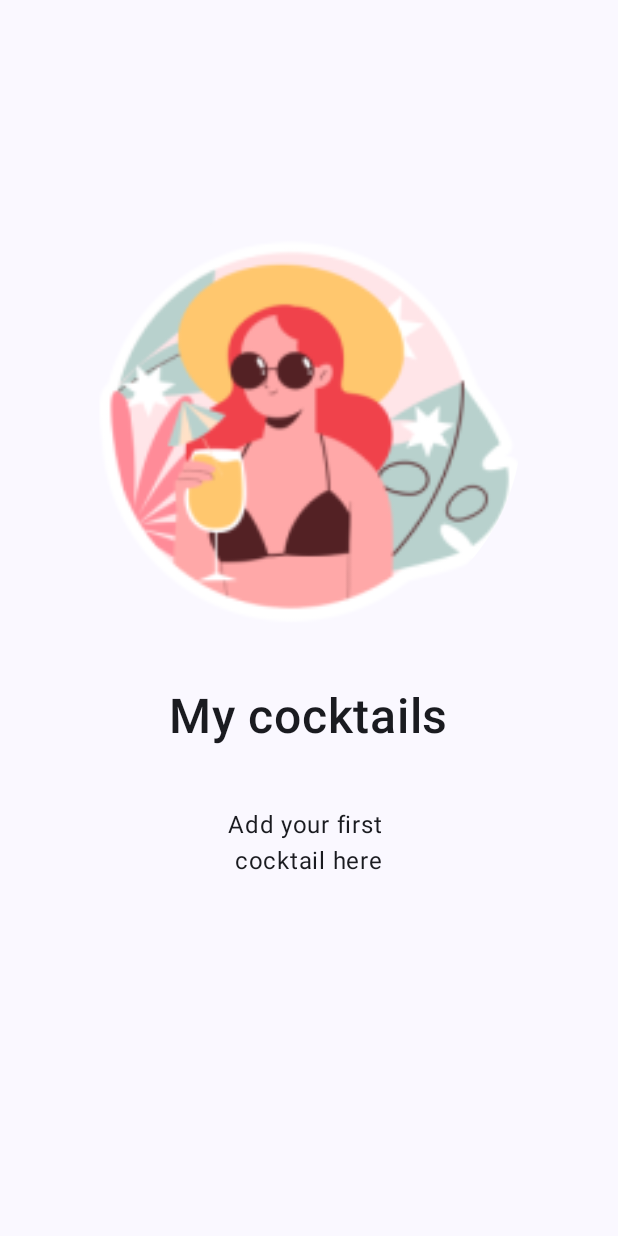
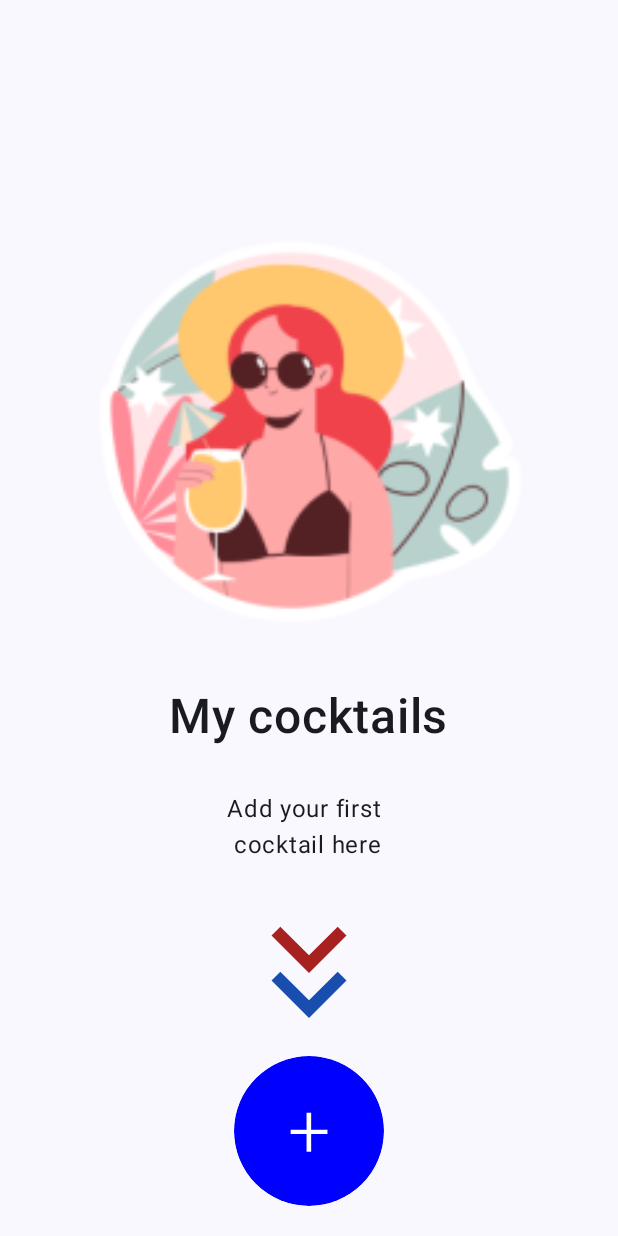
Before and after one commit to m6129/surf8, an Android app built with Jetpack Compose: the screen it shows after launch (MainActivity), on a phone screen of 412 x 824 dp. Run offline under Robolectric (Android 15) with nearby library versions, the light colour scheme and no system bars.

Commit message:
макет стартовой страницы без коктелей готов, стрелку бы поменять

```diff
--- a/app/src/main/java/com/example/surf8/MainActivity.kt
+++ b/app/src/main/java/com/example/surf8/MainActivity.kt
@@ -4,12 +4,16 @@ import android.os.Bundle
 import androidx.activity.ComponentActivity
 import androidx.activity.compose.setContent
 import androidx.compose.foundation.Image
+import androidx.compose.foundation.background
 import androidx.compose.foundation.layout.Box
 
 import androidx.compose.foundation.layout.fillMaxSize
 import androidx.compose.foundation.layout.padding
 import androidx.compose.foundation.layout.size
 import androidx.compose.foundation.shape.CircleShape
+import androidx.compose.material3.Button
+import androidx.compose.material3.ButtonColors
+import androidx.compose.material3.ButtonDefaults
 import androidx.compose.material3.MaterialTheme
 import androidx.compose.material3.Surface
 import androidx.compose.material3.Text
@@ -17,7 +21,10 @@ import androidx.compose.runtime.Composable
 import androidx.compose.ui.Alignment
 import androidx.compose.ui.Modifier
 import androidx.compose.ui.draw.clip
+import androidx.compose.ui.graphics.Color
+import androidx.compose.ui.graphics.Color.Companion.Red
 import androidx.compose.ui.layout.ContentScale
+import androidx.compose.ui.modifier.modifierLocalConsumer
 import androidx.compose.ui.res.painterResource
 import androidx.compose.ui.text.font.FontWeight
 import androidx.compose.ui.tooling.preview.Preview
@@ -46,7 +53,7 @@ class MainActivity : ComponentActivity() {
 fun Greeting() {
     Box(){
         Image(
-            modifier = Modifier.clip(CircleShape)
+            modifier = Modifier
                 .padding(top = 140.dp)
                 .size(283.dp)
                 .align(Alignment.TopCenter),
@@ -65,8 +72,39 @@ fun Greeting() {
         Text(
             text = "Add your first \n cocktail here",
             modifier = Modifier
-                .padding(top = 300.dp)
-                .align(Alignment.Center),
+                .padding(top = 370.dp, start = 30.dp)
+                .size(140.dp)
+                .align(Alignment.Center)
         )
+        Image(modifier = Modifier
+            .padding(top = 440.dp)
+            .size(100.dp)
+            .align(Alignment.Center),
+            painter = painterResource(id = R.drawable.baseline_keyboard_arrow_down_24),
+            contentDescription = "красная стрелка к кнопке",
+            contentScale = ContentScale.FillWidth
+        )
+        Image(modifier = Modifier
+            .padding(top = 500.dp)
+            .size(100.dp)
+            .align(Alignment.Center),
+            painter = painterResource(id = R.drawable.blue_24),
+            contentDescription = "синяя стрелка к кнопке",
+            contentScale = ContentScale.FillWidth
+        )
+        Button(onClick = { /*TODO*/ },
+            modifier = Modifier
+                .padding(bottom = 20.dp)
+                .clip(CircleShape)
+                .size(100.dp) //увеличил размеры кнопки
+                .align(Alignment.BottomCenter),
+            colors = ButtonDefaults.buttonColors(Color.Blue)
+        ) {
+            Text(text = "+",
+                fontSize = 50.sp,
+                fontWeight = FontWeight.Light,
+            )
+        }
+
     }
 }
--- /dev/null
+++ b/app/src/main/res/drawable/baseline_keyboard_arrow_down_24.xml
@@ -0,0 +1,5 @@
+<vector android:height="24dp" android:tint="#A72121"
+    android:viewportHeight="24" android:viewportWidth="24"
+    android:width="24dp" xmlns:android="http://schemas.android.com/apk/res/android">
+    <path android:fillColor="@android:color/white" android:pathData="M7.41,8.59L12,13.17l4.59,-4.58L18,10l-6,6 -6,-6 1.41,-1.41z"/>
+</vector>
--- /dev/null
+++ b/app/src/main/res/drawable/blue_24.xml
@@ -0,0 +1,5 @@
+<vector android:height="24dp" android:tint="#194EAF"
+    android:viewportHeight="24" android:viewportWidth="24"
+    android:width="24dp" xmlns:android="http://schemas.android.com/apk/res/android">
+    <path android:fillColor="@android:color/white" android:pathData="M7.41,8.59L12,13.17l4.59,-4.58L18,10l-6,6 -6,-6 1.41,-1.41z"/>
+</vector>
```
